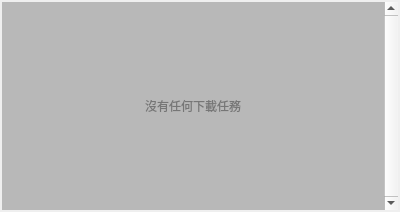
Tanitulger/Louhau-Browser, file downloadmanagerwidget.ui: the form before one commit.
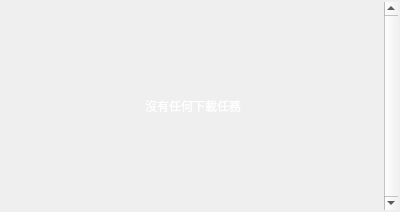
The form after the commit.

What changed in the file:
```diff
--- a/downloadmanagerwidget.ui
+++ b/downloadmanagerwidget.ui
@@ -64,7 +64,7 @@
        </rect>
       </property>
       <property name="styleSheet">
-       <string notr="true">#m_items {background: palette(mid)}</string>
+       <string notr="true"/>
       </property>
       <layout class="QVBoxLayout" name="m_itemsLayout">
        <property name="spacing">
@@ -84,14 +84,32 @@
        </property>
        <item>
         <widget class="QLabel" name="m_zeroItemsLabel">
+         <property name="enabled">
+          <bool>true</bool>
+         </property>
          <property name="sizePolicy">
           <sizepolicy hsizetype="Expanding" vsizetype="Expanding">
            <horstretch>0</horstretch>
            <verstretch>0</verstretch>
           </sizepolicy>
          </property>
+         <property name="autoFillBackground">
+          <bool>false</bool>
+         </property>
          <property name="styleSheet">
-          <string notr="true">color: palette(shadow)</string>
+          <string notr="true">color: white;background:rgba(35,40,48,0);border:0;</string>
+         </property>
+         <property name="frameShape">
+          <enum>QFrame::NoFrame</enum>
+         </property>
+         <property name="frameShadow">
+          <enum>QFrame::Plain</enum>
+         </property>
+         <property name="lineWidth">
+          <number>1</number>
+         </property>
+         <property name="midLineWidth">
+          <number>0</number>
          </property>
          <property name="text">
           <string>沒有任何下載任務</string>
@@ -99,6 +117,9 @@
          <property name="alignment">
           <set>Qt::AlignCenter</set>
          </property>
+         <property name="margin">
+          <number>0</number>
+         </property>
         </widget>
        </item>
       </layout>
```
Left out of the diff: 2 changed lines with no effect on the pictures.
